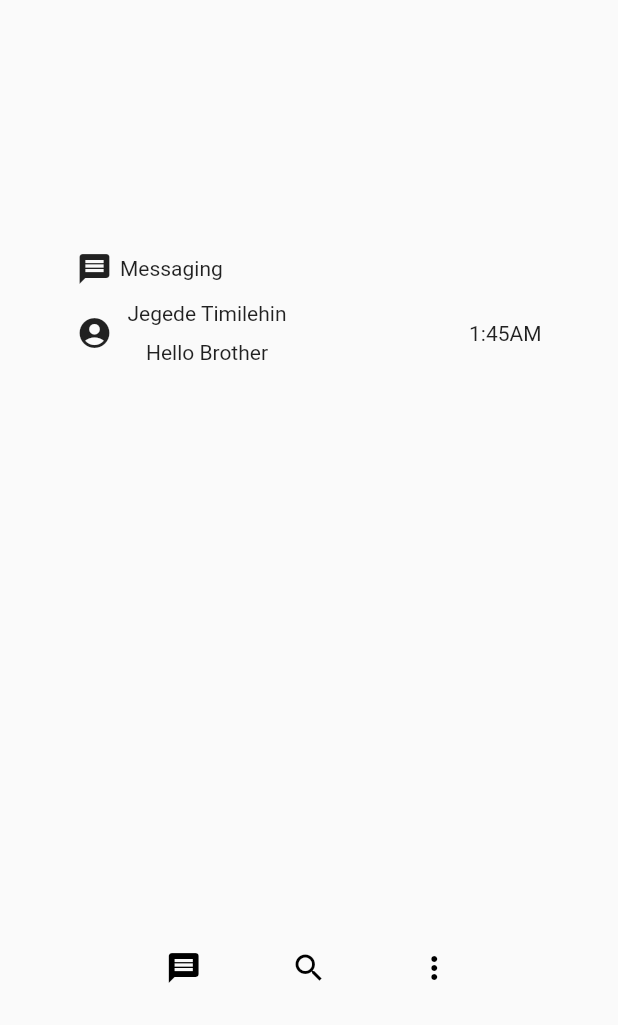
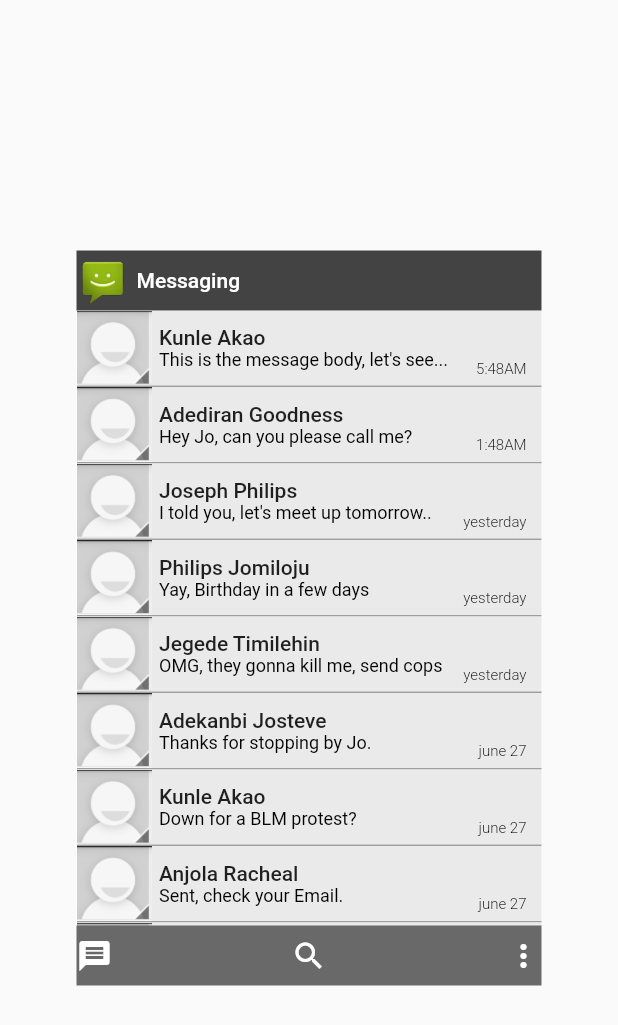
Before and after one commit to TechArmy-jett/jelly_bean, a Flutter app: the MessageScreen screen opened directly, on a phone screen of 412 x 824 dp. Shown: the top 1025 px of the screen. Run offline on Flutter 3.47's test engine with Material 2 defaults, Android fonts, the phone set to English and light mode, and no system bars.

Commit message:
Message screen review

```diff
--- a/lib/main.dart
+++ b/lib/main.dart
@@ -2,6 +2,7 @@ import 'dart:math';
 
 import 'package:flutter/material.dart';
 import 'package:jellybean/nav.dart';
+import 'package:jellybean/ui/views/home/message_app/message_screen.dart';
 
 void main() {
   runApp(MyApp());
@@ -17,7 +18,7 @@ class MyApp extends StatelessWidget {
         visualDensity: VisualDensity.adaptivePlatformDensity,
       ),
       debugShowCheckedModeBanner: false,
-      home: MyHomePage(),
+      home: MessageScreen(),
     );
   }
 }
--- a/lib/models/contact/contact.dart
+++ b/lib/models/contact/contact.dart
@@ -38,9 +38,164 @@ class Contact {
         emailAddress: 'kunle.akao@email.com',
         emailType: 'HOME'
       ),
-      avatarPath: AppImages.avatar1,
+      avatarPath: AppImages.avatar,
     ),
 
+    Contact(
+      name: 'Adediran Goodness',
+      phone: Phone(
+          phoneNumber: '080 1212 4433',
+          phoneType: 'MOBILE'
+      ),
+      address:  Address(
+        addressName: '2, Ontario, Canada',
+        addressType: 'HOME',
+      ),
+      email: Email(
+          emailAddress: 'kunle.akao@email.com',
+          emailType: 'HOME'
+      ),
+      avatarPath: AppImages.avatar,
+    ),
+
+
+    Contact(
+      name: 'Joseph Philips',
+      phone: Phone(
+          phoneNumber: '080 1332 0101',
+          phoneType: 'MOBILE'
+      ),
+      address:  Address(
+        addressName: '2, Ontario, Canada',
+        addressType: 'HOME',
+      ),
+      email: Email(
+          emailAddress: 'kunle.akao@email.com',
+          emailType: 'HOME'
+      ),
+      avatarPath: AppImages.avatar,
+    ),
+
+    Contact(
+      name: 'Philips Jomiloju',
+      phone: Phone(
+          phoneNumber: '080 0101 00001',
+          phoneType: 'MOBILE'
+      ),
+      address:  Address(
+        addressName: '2, Ontario, Canada',
+        addressType: 'HOME',
+      ),
+      email: Email(
+          emailAddress: 'kunle.akao@email.com',
+          emailType: 'HOME'
+      ),
+      avatarPath: AppImages.avatar,
+    ),
+
+    Contact(
+      name: 'Jegede Timilehin',
+      phone: Phone(
+          phoneNumber: '080 4566 1111',
+          phoneType: 'MOBILE'
+      ),
+      address:  Address(
+        addressName: '2, Ontario, Canada',
+        addressType: 'HOME',
+      ),
+      email: Email(
+          emailAddress: 'kunle.akao@email.com',
+          emailType: 'HOME'
+      ),
+      avatarPath: AppImages.avatar,
+    ),
+
+    Contact(
+      name: 'Adekanbi Josteve',
+      phone: Phone(
+          phoneNumber: '080 2345 6789',
+          phoneType: 'MOBILE'
+      ),
+      address:  Address(
+        addressName: '2, Ontario, Canada',
+        addressType: 'HOME',
+      ),
+      email: Email(
+          emailAddress: 'kunle.akao@email.com',
+          emailType: 'HOME'
+      ),
+      avatarPath: AppImages.avatar,
+    ),
+
+
+    Contact(
+      name: 'Anjola Racheal',
+      phone: Phone(
+          phoneNumber: '080 3333 3333',
+          phoneType: 'MOBILE'
+      ),
+      address:  Address(
+        addressName: '2, Ontario, Canada',
+        addressType: 'HOME',
+      ),
+      email: Email(
+          emailAddress: 'kunle.akao@email.com',
+          emailType: 'HOME'
+      ),
+      avatarPath: AppImages.avatar,
+    ),
+
+
+    Contact(
+      name: 'Mary Jacobs',
+      phone: Phone(
+          phoneNumber: '080 1099 3333',
+          phoneType: 'MOBILE'
+      ),
+      address:  Address(
+        addressName: '2, Ontario, Canada',
+        addressType: 'HOME',
+      ),
+      email: Email(
+          emailAddress: 'kunle.akao@email.com',
+          emailType: 'HOME'
+      ),
+      avatarPath: AppImages.avatar,
+    ),
+
+    Contact(
+      name: 'Toluwanimi Emmanuel',
+      phone: Phone(
+          phoneNumber: '080 9393 0101',
+          phoneType: 'MOBILE'
+      ),
+      address:  Address(
+        addressName: '2, Ontario, Canada',
+        addressType: 'HOME',
+      ),
+      email: Email(
+          emailAddress: 'kunle.akao@email.com',
+          emailType: 'HOME'
+      ),
+      avatarPath: AppImages.avatar,
+    ),
+
+    Contact(
+      name: 'Akano Mary',
+      phone: Phone(
+          phoneNumber: '080 2222 4444',
+          phoneType: 'MOBILE'
+      ),
+      address:  Address(
+        addressName: '2, Ontario, Canada',
+        addressType: 'HOME',
+      ),
+      email: Email(
+          emailAddress: 'kunle.akao@email.com',
+          emailType: 'HOME'
+      ),
+      avatarPath: AppImages.avatar,
+    ),
     // add other entry here
   ];
 }
--- a/lib/models/message.dart
+++ b/lib/models/message.dart
@@ -33,19 +33,100 @@ class Message {
     Message(
       recipientName: Contact.contactList[0].name,
       recipientNumber: Contact.contactList[0].phone.phoneNumber,
-      messageBody: 'This is the message body',
+      messageBody: 'This is the message body, let\'s see...',
+      messageTime: '5:48AM',
+      hasAvatar: true,
+      isContactPresent: true,
+    ),
+
+    Message(
+      recipientName: Contact.contactList[1].name,
+      recipientNumber: Contact.contactList[1].phone.phoneNumber,
+      messageBody: 'Hey Jo, can you please call me? ',
       messageTime: '1:48AM',
       hasAvatar: true,
       isContactPresent: true,
     ),
 
     Message(
-      recipientName: '',
-      recipientNumber: '020 0000 1110',
-      messageBody: 'Message body goes here',
-      messageTime: '3:48AM',
-      hasAvatar: false,
-      isContactPresent: false,
+      recipientName: Contact.contactList[2].name,
+      recipientNumber: Contact.contactList[2].phone.phoneNumber,
+      messageBody: 'I told you, let\'s meet up tomorrow..',
+      messageTime: 'yesterday',
+      hasAvatar: true,
+      isContactPresent: true,
+    ),
+
+    Message(
+      recipientName: Contact.contactList[3].name,
+      recipientNumber: Contact.contactList[3].phone.phoneNumber,
+      messageBody: 'Yay, Birthday in a few days',
+      messageTime: 'yesterday',
+      hasAvatar: true,
+      isContactPresent: true,
+    ),
+
+    Message(
+      recipientName: Contact.contactList[4].name,
+      recipientNumber: Contact.contactList[4].phone.phoneNumber,
+      messageBody: 'OMG, they gonna kill me, send cops',
+      messageTime: 'yesterday',
+      hasAvatar: true,
+      isContactPresent: true,
+    ),
+
+    Message(
+      recipientName: Contact.contactList[5].name,
+      recipientNumber: Contact.contactList[5].phone.phoneNumber,
+      messageBody: 'Thanks for stopping by Jo.',
+      messageTime: 'june 27',
+      hasAvatar: true,
+      isContactPresent: true,
+    ),
+
+    Message(
+      recipientName: Contact.contactList[0].name,
+      recipientNumber: Contact.contactList[0].phone.phoneNumber,
+      messageBody: 'Down for a BLM protest?',
+      messageTime: 'june 27',
+      hasAvatar: true,
+      isContactPresent: true,
+    ),
+
+    Message(
+      recipientName: Contact.contactList[6].name,
+      recipientNumber: Contact.contactList[6].phone.phoneNumber,
+      messageBody: 'Sent, check your Email.',
+      messageTime: 'june 27',
+      hasAvatar: true,
+      isContactPresent: true,
+    ),
+
+    Message(
+      recipientName: Contact.contactList[7].name,
+      recipientNumber: Contact.contactList[7].phone.phoneNumber,
+      messageBody: 'Down for a BLM protest?',
+      messageTime: 'june 26',
+      hasAvatar: true,
+      isContactPresent: true,
+    ),
+
+    Message(
+      recipientName: Contact.contactList[8].name,
+      recipientNumber: Contact.contactList[8].phone.phoneNumber,
+      messageBody: 'Down for a BLM protest?',
+      messageTime: 'june 26',
+      hasAvatar: true,
+      isContactPresent: true,
+    ),
+
+    Message(
+      recipientName: Contact.contactList[9].name,
+      recipientNumber: Contact.contactList[9].phone.phoneNumber,
+      messageBody: 'Yoo buddy, How is your health?',
+      messageTime: 'june 25',
+      hasAvatar: true,
+      isContactPresent: true,
     ),
 
   ];
--- a/lib/ui/views/home/message_app/message_screen.dart
+++ b/lib/ui/views/home/message_app/message_screen.dart
@@ -1,4 +1,5 @@
 import 'package:flutter/material.dart';
+import 'package:jellybean/models/message.dart';
 import 'package:jellybean/utils/screen_util.dart';
 import 'package:jellybean/utils/utils.dart';
 
@@ -8,53 +9,71 @@ class MessageScreen extends StatelessWidget {
     return Scaffold(
       body: Center(
         child: Container(
+          color: Colors.white,
           height: kScreenHeight,
           width: kScreenWidth,
           child: Column(
             children: <Widget>[
-              Row(
+              Container(
+                height: 40,
+                color: Color.fromRGBO(67, 67, 67, 1),
+                child: Row(
                   children: <Widget>[
-                  Icon(Icons.message),
+                    Image(
+                      image: AssetImage(AppImages.message),
+                      height: iconSize - 15,
+                      width: iconSize - 15,
+                    ),
                     XBox(5),
-                  Text('Messaging')
+                    Text(
+                      'Messaging',
+                      style: TextStyle(
+                          fontSize: 14,
+                          color: Colors.white,
+                          fontFamily: AppStrings.robotoMedium),
+                    )
                   ],
                 ),
-              YBox(10),
-              Row(
-                children: <Widget>[
-                  Icon(Icons.account_circle),
-                  XBox(10),
-                  Column(
-                    children: <Widget>[
-                      Text('Jegede Timilehin'),
-                      YBox(10),
-
-                      Text('Hello Brother')
-                    ],
               ),
               Expanded(
-                    child: Text(''),
+                child: ListView.separated(
+                  padding: EdgeInsets.zero,
+                  itemBuilder: (_, index) {
+                    return _buildMessageTile(
+                        index % 2 == 0
+                            ? Message.messageList[index].recipientName
+                            : Message.messageList[index].recipientName,
+                        Message.messageList[index].messageBody,
+                        Message.messageList[index].messageTime);
+                  },
+                  separatorBuilder: (_, index) => Divider(
+                    color: Colors.grey,
+                    height: 1,
+                    thickness: 1,
                   ),
-                  Text('1:45AM')
-                ],
+                  itemCount: Message.messageList.length,
                 ),
-              Expanded(child: Text('')),
-              Row(
-                mainAxisAlignment: MainAxisAlignment.spaceEvenly,
+              ),
+              Container(
+                height: 40,
+                color: Color.fromRGBO(67, 67, 67, 0.8),
+                child: Row(
+                  mainAxisAlignment: MainAxisAlignment.spaceBetween,
                   children: <Widget>[
                     Icon(
                       Icons.message,
-                    color: Colors.black,
+                      color: Colors.white,
                     ),
                     Icon(
                       Icons.search,
-                    color: Colors.black,
+                      color: Colors.white,
                     ),
                     Icon(
                       Icons.more_vert,
-                    color: Colors.black,
+                      color: Colors.white,
                     ),
                   ],
+                ),
               ),
             ],
           ),
@@ -62,4 +81,61 @@ class MessageScreen extends StatelessWidget {
       ),
     );
   }
+
+  Widget _buildMessageTile(
+      String recipientName, String messageBody, String messageTime) {
+    return Container(
+      height: 50,
+      width: kScreenWidth,
+      color: Color.fromRGBO(234, 234, 234, 1),
+      padding: EdgeInsets.only(right: 10),
+      child: Row(
+        crossAxisAlignment: CrossAxisAlignment.end,
+        children: <Widget>[
+          Container(
+              child: Image(
+            image: AssetImage(AppImages.avatar),
+            height: 50,
+            width: 50,
+          )),
+          XBox(5),
+          Column(
+            mainAxisAlignment: MainAxisAlignment.center,
+            crossAxisAlignment: CrossAxisAlignment.start,
+            children: <Widget>[
+              Text(
+                recipientName,
+                style: TextStyle(
+                  fontSize: 14,
+                  color: Colors.black87,
+                  fontFamily: AppStrings.robotoMedium,
+                ),
+              ),
+              Text(
+                messageBody,
+                style: TextStyle(
+                  fontSize: 12,
+                  color: Colors.black,
+                  fontFamily: AppStrings.robotoRegular,
+                ),
+                overflow: TextOverflow.ellipsis,
+              ),
+            ],
+          ),
+          Spacer(),
+          Padding(
+            padding: const EdgeInsets.only(bottom: 5),
+            child: Text(
+              messageTime,
+              style: TextStyle(
+                fontSize: 10,
+                color: Colors.black,
+                fontFamily: AppStrings.robotoLight,
+              ),
+            ),
+          ),
+        ],
+      ),
+    );
   }
+}
--- a/lib/utils/images.dart
+++ b/lib/utils/images.dart
@@ -7,7 +7,7 @@ class AppImages {
   static String noAvatar = 'assets/images/';
 
   // avatars
-  static String avatar1 = 'assets/images/';
+  static String avatar = 'assets/images/avatar.png';
 
 
   // app icons
--- a/pubspec.yaml
+++ b/pubspec.yaml
@@ -47,6 +47,7 @@ flutter:
   # To add assets to your application, add an assets section, like this:
   assets:
     - assets/images/app_icons/
+    - assets/images/
     - assets/images/settings/
     - test_assets/
 
```
Also changed, not shown: assets/images/avatar.png (added). Lines whose indentation alone changed are shown as unchanged.
